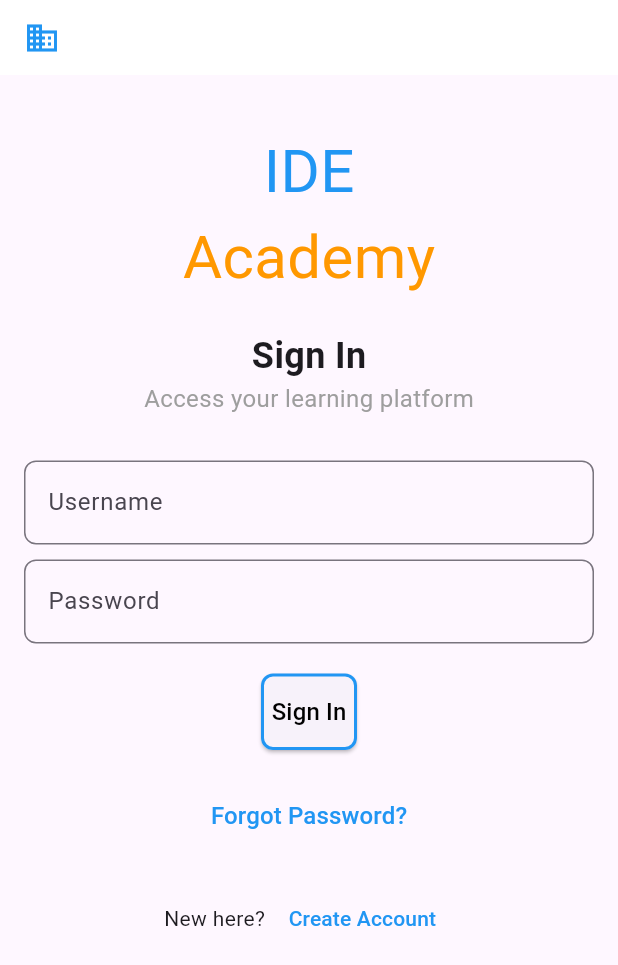
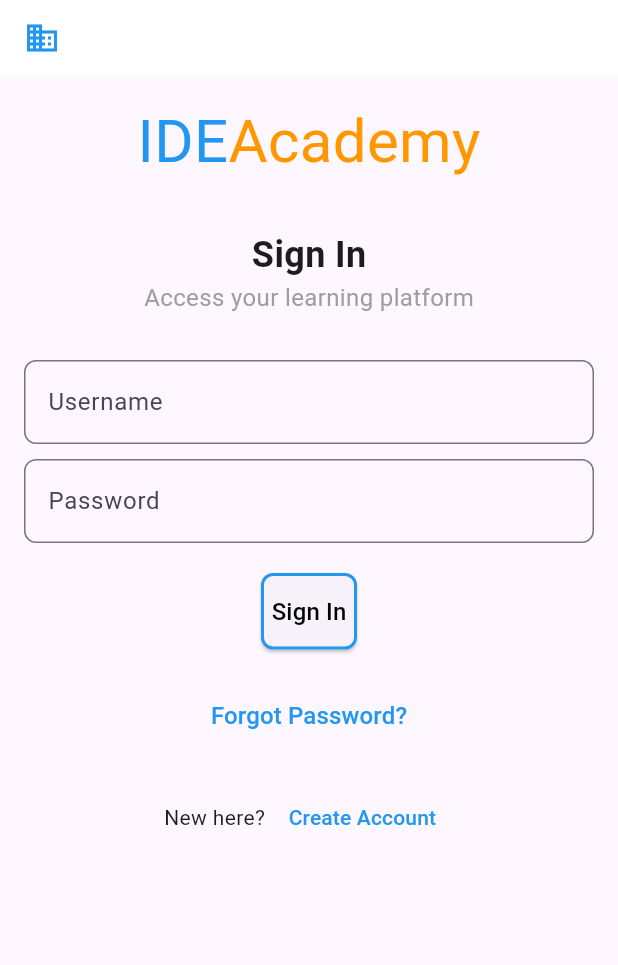
Before and after one commit to ashutosh-1508/IDEA, a Flutter app: the screen it shows after launch, on a phone screen of 412 x 824 dp. Shown: the top 965 px of the screen. Run offline on Flutter 3.47's test engine with Material 3 defaults, Android fonts, the light colour scheme and no system bars; our stand-ins replace shared_preferences.

Commit message:
Login_page_logo_updation & sign-out functionality

```diff
--- a/idea/lib/main.dart
+++ b/idea/lib/main.dart
@@ -42,10 +42,14 @@ class _SignInPageState extends State<SignInPage> {
       ),
       body: Padding(
         padding: const EdgeInsets.all(16.0),
+        child: SingleChildScrollView(
           child: Column(
             crossAxisAlignment: CrossAxisAlignment.center,
             children: [
-            SizedBox(height: 20),
+              // "IDE Academy" name section
+              Row(
+                mainAxisAlignment: MainAxisAlignment.center,
+                children: [
                   Text(
                     'IDE',
                     style: TextStyle(fontSize: 40, color: Colors.blue),
@@ -54,7 +58,11 @@ class _SignInPageState extends State<SignInPage> {
                     'Academy',
                     style: TextStyle(fontSize: 40, color: Colors.orange),
                   ),
-            SizedBox(height: 20),
+                ],
+              ),
+              SizedBox(height: 30), // Space between the title and the sign-in form
+
+              // Sign-In Title and Subtext
               Text(
                 'Sign In',
                 style: TextStyle(fontSize: 24, fontWeight: FontWeight.bold),
@@ -64,6 +72,8 @@ class _SignInPageState extends State<SignInPage> {
                 style: TextStyle(fontSize: 16, color: Colors.grey),
               ),
               SizedBox(height: 30),
+
+              // Username Input Field
               TextField(
                 controller: _usernameController,
                 decoration: InputDecoration(
@@ -75,6 +85,8 @@ class _SignInPageState extends State<SignInPage> {
                 ),
               ),
               SizedBox(height: 10),
+
+              // Password Input Field
               TextField(
                 controller: _passwordController,
                 obscureText: true,
@@ -87,6 +99,8 @@ class _SignInPageState extends State<SignInPage> {
                 ),
               ),
               SizedBox(height: 20),
+
+              // Sign-In Button
               ElevatedButton(
                 onPressed: _handleSignIn,
                 child: Text(
@@ -102,6 +116,7 @@ class _SignInPageState extends State<SignInPage> {
                 ),
               ),
               SizedBox(height: 20),
+
               // Forgot Password Link
               TextButton(
                 onPressed: _forgotPassword,
@@ -111,6 +126,7 @@ class _SignInPageState extends State<SignInPage> {
                 ),
               ),
               SizedBox(height: 20),
+
               // Create Account Link
               Row(
                 mainAxisAlignment: MainAxisAlignment.center,
@@ -130,6 +146,7 @@ class _SignInPageState extends State<SignInPage> {
                 ],
               ),
             ],
+          ),
         ),
       ),
     );
```
Also changed, not shown: idea/lib/profile_screen.dart (+24 -20 lines). Lines whose indentation alone changed are shown as unchanged.
